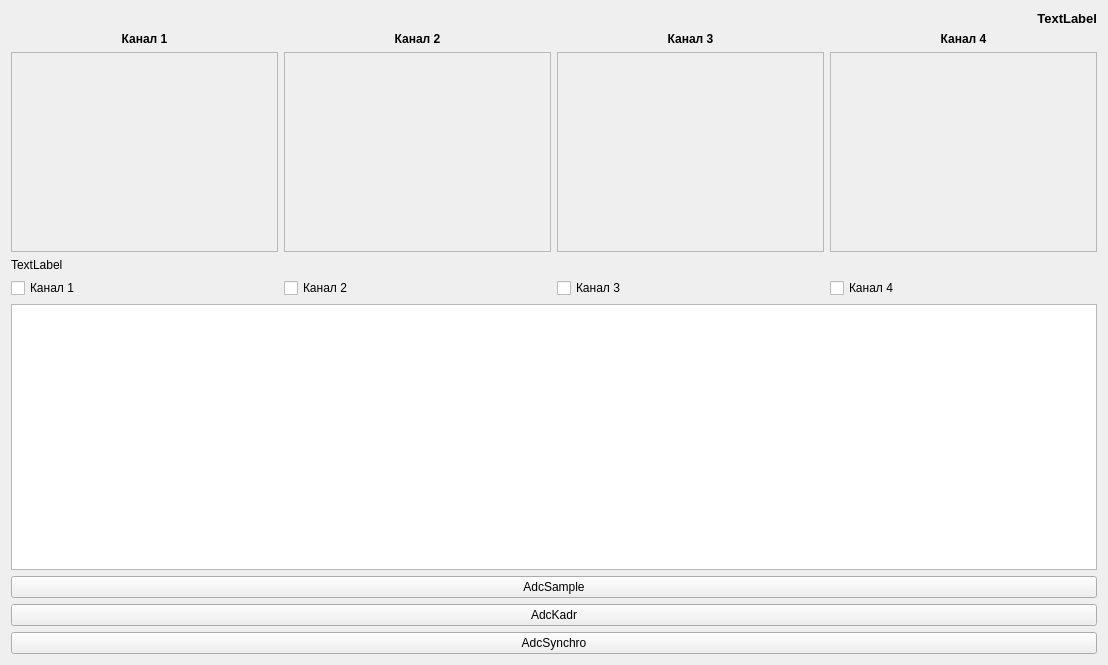
First picture: the form in widget.ui, repository krang4d/Agrekola, before the edit.
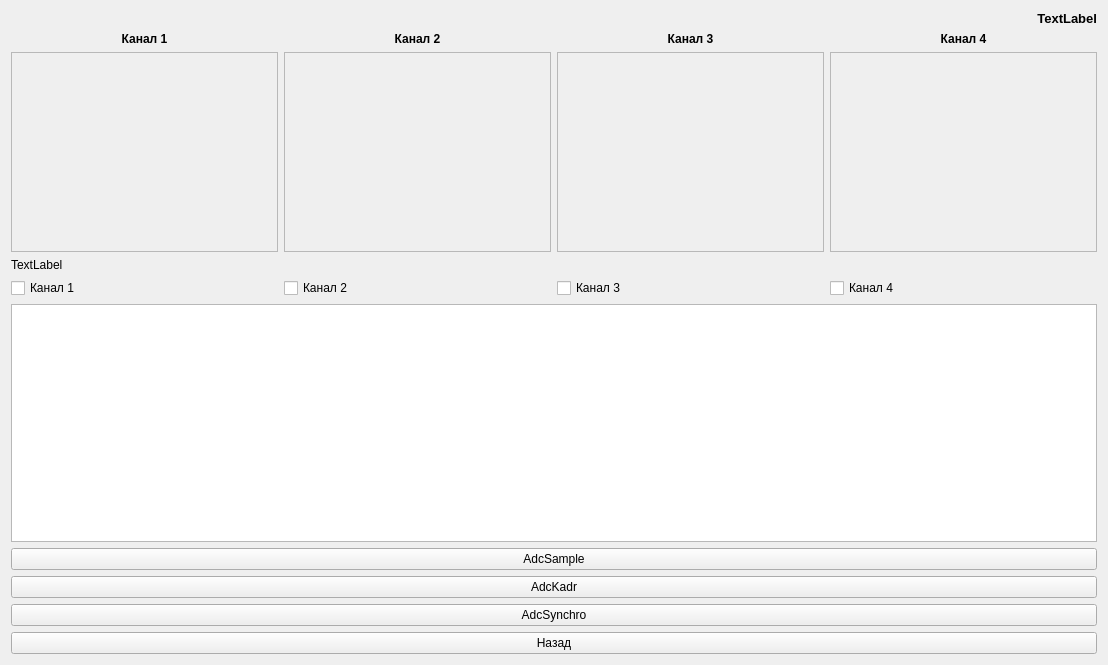
Second picture: the form after the edit. Custom widgets are drawn as their Qt base class.

Commit message: add widget to test button

```diff
--- a/widget.ui
+++ b/widget.ui
@@ -296,6 +296,13 @@
        </property>
       </widget>
      </item>
+     <item>
+      <widget class="QPushButton" name="pushButton_back">
+       <property name="text">
+        <string>Назад</string>
+       </property>
+      </widget>
+     </item>
     </layout>
    </item>
   </layout>
```
The commit also changes 9 other files.
